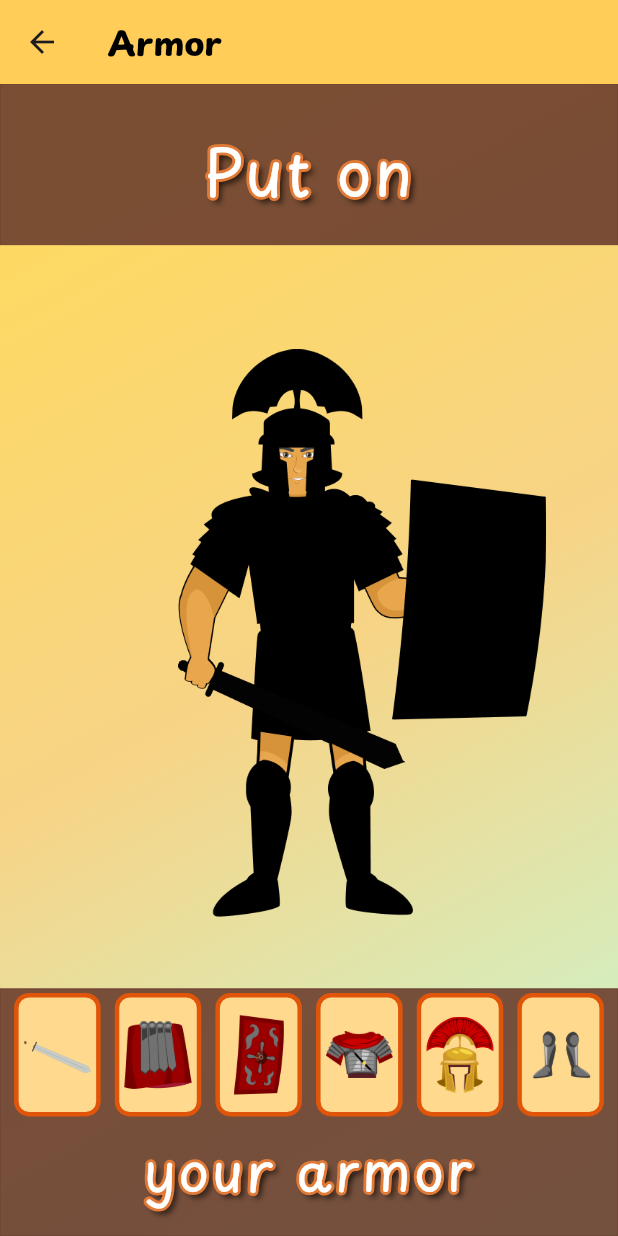
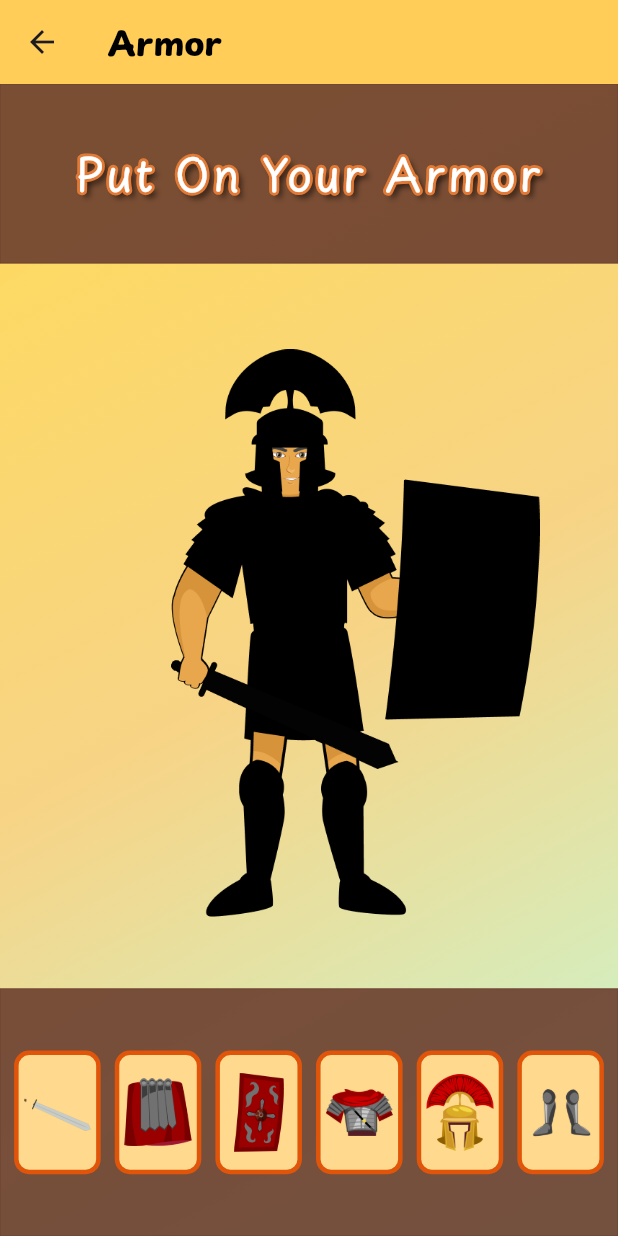
Before and after one commit to Jakebluhm/morning_mustard, a Flutter app: the ArmorPage screen opened by its route, on a phone screen of 412 x 824 dp. Run offline on Flutter 3.47's test engine with Material 3 defaults, Android fonts, the phone set to English and light mode, and no system bars; our stand-ins replace device_info_plus, flutter_hooks, flutter_layout_grid, flutter_riverpod, flutter_screenutil, freezed_annotation and 6 more; accounts and stored records are empty; generated files the repository leaves out were written again; project files that could hold a hidden picture were left out.

Commit message:
Several UI tweaks

```diff
--- a/lib/pages/armor_page.dart
+++ b/lib/pages/armor_page.dart
@@ -72,10 +72,9 @@ class ArmorPage extends HookConsumerWidget {
           children: [
             Positioned(
               top: 0,
-              child: Column(
+              child: Stack(
                 children: [
-                  Center(
-                    child: Container(
+                  Container(
                     decoration: BoxDecoration(
                       color: Color.fromRGBO(0x6b, 0x3e, 0x2e, 0.9),
                       border: Border.all(
@@ -84,29 +83,21 @@ class ArmorPage extends HookConsumerWidget {
                       ),
                     ),
                     width: screenWidth,
-                      height: screenHeight * 0.13,
-                    ),
-                  ),
-                ],
-              ),
-            ),
-            Align(
-              alignment: Alignment.topCenter,
-              child: Padding(
-                padding: EdgeInsets.only(top: 24.0.h),
+                    height: 100.h,
+                    child: Align(
+                      alignment: Alignment.center,
                       child: Container(
-                  width: screenWidth * 0.45,
                         child: Stack(
                           alignment: Alignment.center,
                           children: <Widget>[
                             // Outline text
                             Text(
-                        "Put on",
+                              "Put On Your Armor",
                               textAlign: TextAlign.center,
                               style: TextStyle(
                                 fontFamily: 'PlaypenSans',
                                 letterSpacing: 2,
-                          fontSize: 42,
+                                fontSize: 26.sp,
                                 foreground: Paint()
                                   ..style = PaintingStyle.stroke
                                   ..strokeWidth = 4
@@ -121,20 +112,23 @@ class ArmorPage extends HookConsumerWidget {
                               ),
                             ),
                             // Filled text
-                      const Text(
-                        "Put on",
+                            Text(
+                              "Put On Your Armor",
                               textAlign: TextAlign.center,
                               style: TextStyle(
                                 fontFamily: 'PlaypenSans',
                                 letterSpacing: 2,
-                          fontSize: 42,
-                          color:
-                              Colors.white, // Change to your desired fill color
+                                fontSize: 26.sp,
+                                color: Colors
+                                    .white, // Change to your desired fill color
                               ),
                             ),
                           ],
                         ),
                       ),
+                    ),
+                  ),
+                ],
               ),
             ),
             Positioned(
@@ -152,13 +146,8 @@ class ArmorPage extends HookConsumerWidget {
                       ),
                       width: screenWidth,
                       height: screenHeight * 0.2,
-                    ),
-                  ),
-                ],
-              ),
-            ),
-            Align(
-              alignment: Alignment.bottomCenter,
+                      child: Align(
+                        alignment: Alignment.center,
                         child: Column(
                           mainAxisSize: MainAxisSize.min, // Add this line
                           children: [
@@ -170,41 +159,52 @@ class ArmorPage extends HookConsumerWidget {
                                     onTap: () async {
                                       // Trigger haptic feedback
                                       await HapticFeedback.mediumImpact();
-                            if (buttonItem.hasMatchingLabel('chest')) {
+                                      if (buttonItem
+                                          .hasMatchingLabel('chest')) {
                                         chestItem.value = !chestItem.value;
-                            } else if (buttonItem.hasMatchingLabel('helmet')) {
+                                      } else if (buttonItem
+                                          .hasMatchingLabel('helmet')) {
                                         helmetItem.value = !helmetItem.value;
-                            } else if (buttonItem.hasMatchingLabel('legs')) {
+                                      } else if (buttonItem
+                                          .hasMatchingLabel('legs')) {
                                         legsItem.value = !legsItem.value;
-                            } else if (buttonItem.hasMatchingLabel('shield')) {
+                                      } else if (buttonItem
+                                          .hasMatchingLabel('shield')) {
                                         shieldItem.value = !shieldItem.value;
-                            } else if (buttonItem.hasMatchingLabel('sword')) {
+                                      } else if (buttonItem
+                                          .hasMatchingLabel('sword')) {
                                         swordItem.value = !swordItem.value;
-                            } else if (buttonItem.hasMatchingLabel('waist')) {
+                                      } else if (buttonItem
+                                          .hasMatchingLabel('waist')) {
                                         waistItem.value = !waistItem.value;
                                       }
                                     },
                                     child: Container(
-                            width:
-                                screenWidth * 0.14, // Adjust the size as needed
-                            height: screenHeight * 0.1, // Adjust the size as
+                                      width: screenWidth *
+                                          0.14, // Adjust the size as needed
+                                      height: screenHeight *
+                                          0.1, // Adjust the size as
                                       decoration: BoxDecoration(
                                           border: Border.all(
-                                    color: Color.fromRGBO(224, 85, 10, 1),
+                                              color: Color.fromRGBO(
+                                                  224, 85, 10, 1),
                                               width: 3),
-                                color: Color.fromRGBO(255, 217, 141, 1),
-                                borderRadius: BorderRadius.circular(10)),
-                            child: buttonItem.hasMatchingLabel('shield')
+                                          color:
+                                              Color.fromRGBO(255, 217, 141, 1),
+                                          borderRadius:
+                                              BorderRadius.circular(10)),
+                                      child:
+                                          buttonItem.hasMatchingLabel('shield')
                                               ? Padding(
-                                    padding:
-                                        EdgeInsets.symmetric(horizontal: 8.0.w),
+                                                  padding: EdgeInsets.symmetric(
+                                                      horizontal: 8.0.w),
                                                   child: Image.asset(
                                                     buttonItem.imagePath,
                                                   ),
                                                 )
                                               : Padding(
-                                    padding:
-                                        EdgeInsets.symmetric(horizontal: 3.0.w),
+                                                  padding: EdgeInsets.symmetric(
+                                                      horizontal: 3.0.w),
                                                   child: Image.asset(
                                                     buttonItem.imagePath,
                                                   ),
@@ -212,52 +212,8 @@ class ArmorPage extends HookConsumerWidget {
                                     ));
                               }).toList(),
                             ),
-                  Padding(
-                    padding: EdgeInsets.only(
-                      left: 8.0.w,
-                      right: 8.0.w,
-                      top: 8.0.h,
-                      bottom: 16.0.h,
-                    ),
-                    child: Container(
-                      width: screenWidth * 0.75,
-                      child: Stack(
-                        alignment: Alignment.center,
-                        children: <Widget>[
-                          // Outline text
-                          Text(
-                            "your armor",
-                            textAlign: TextAlign.center,
-                            style: TextStyle(
-                              fontFamily: 'PlaypenSans',
-                              letterSpacing: 2,
-                              fontSize: 36,
-                              foreground: Paint()
-                                ..style = PaintingStyle.stroke
-                                ..strokeWidth = 4
-                                ..color = Color.fromARGB(255, 224, 122, 54),
-                              shadows: [
-                                Shadow(
-                                  offset: Offset(3.0, 3),
-                                  blurRadius: 5.0,
-                                  color: Colors.black.withOpacity(0.85),
-                                ),
                           ],
                         ),
-                          ),
-                          // Filled text
-                          const Text(
-                            "your armor",
-                            textAlign: TextAlign.center,
-                            style: TextStyle(
-                              fontFamily: 'PlaypenSans',
-                              letterSpacing: 2,
-                              fontSize: 36,
-                              color: Colors
-                                  .white, // Change to your desired fill color
-                            ),
-                          ),
-                        ],
                       ),
                     ),
                   ),
--- a/lib/widgets/armor_widget.dart
+++ b/lib/widgets/armor_widget.dart
@@ -1,8 +1,12 @@
+import 'dart:math';
+
 import 'package:flutter/material.dart';
 import 'package:flutter_screenutil/flutter_screenutil.dart';
 import 'package:freezed_annotation/freezed_annotation.dart';
 import 'package:hooks_riverpod/hooks_riverpod.dart';
 import 'dart:math' as math;
+
+import 'rotated_rectangular_gesture_detector.dart';
 
 double degreesToRadians(double degrees) {
   return degrees * (math.pi / 180);
@@ -36,7 +40,7 @@ class ArmorWidget extends HookConsumerWidget {
     // 519 x 799
     return Center(
       child: Padding(
-        padding: EdgeInsets.only(left: 62.0.w, bottom: 28.0.h),
+        padding: EdgeInsets.only(left: (imageWidth * 0.25), bottom: 28.0.h),
         child: Stack(
           alignment: Alignment.center,
           children: <Widget>[
@@ -62,7 +66,6 @@ class ArmorWidget extends HookConsumerWidget {
                             "I put on the breastplate of righteousness to protect my heart from evil desires and temptations, for everything I do flows out of it. Through Your Son, Jesus Christ, I have been made righteous in Your sight. Help me to live by the power of the Holy Spirit as a righteous person.");
                       },
                       child: Container(
-                        //decoration: BoxDecoration(border: Border.all()),
                         width: imageWidth * 0.575,
                         child: Image.asset(
                           'lib/assets/SoilderV3/Chest.png',
@@ -122,12 +125,7 @@ class ArmorWidget extends HookConsumerWidget {
                     offset: Offset(imageWidth * -0.19, imageHeight * 0.125),
                     child: Transform.rotate(
                       angle: degreesToRadians(0),
-                      child: GestureDetector(
-                        onTap: () {
-                          print('Handle sword tap');
-                          onInfoPress(context, "Sword of the Spirit",
-                              "I take up the sword of the Spirit, Your very Word, the offensive weapon given to me for battle, which has the power to demolish strongholds, alive, active, and sharper than any double-edged sword.");
-                        },
+                      child: IgnorePointer(
                         child: Container(
                           width: imageWidth * 0.60,
                           child: Image.asset(
@@ -145,7 +143,11 @@ class ArmorWidget extends HookConsumerWidget {
                     offset: Offset(imageWidth * -0.19, imageHeight * 0.125),
                     child: Transform.rotate(
                       angle: degreesToRadians(0),
-                      child: GestureDetector(
+                      child: RotatedRectangleGestureDetector(
+                        width: 150.w,
+                        height: 35.h,
+                        rotationAngle:
+                            degreesToRadians(23), // 45 degrees in radians
                         onTap: () {
                           print('Handle sword tap');
                           onInfoPress(context, "Sword of the Spirit",
@@ -175,7 +177,6 @@ class ArmorWidget extends HookConsumerWidget {
                       },
                       child: Container(
                         width: imageWidth * 0.41,
-                        //decoration: BoxDecoration(border: Border.all()),
                         child: Image.asset(
                           'lib/assets/SoilderV3/Sheild.png',
                           fit: BoxFit.contain,
```
Also changed, not shown: lib/constants/app_info_text.dart (+1 -1 lines), lib/pages/calendar_page.dart (+56 -58 lines), lib/pages/thoughts_page.dart (+44 -105 lines), lib/widgets/clip_art_text.dart (added, +51 -0 lines), lib/widgets/rotated_rectangular_gesture_detector.dart (added, +164 -0 lines). Lines whose indentation alone changed are shown as unchanged.
